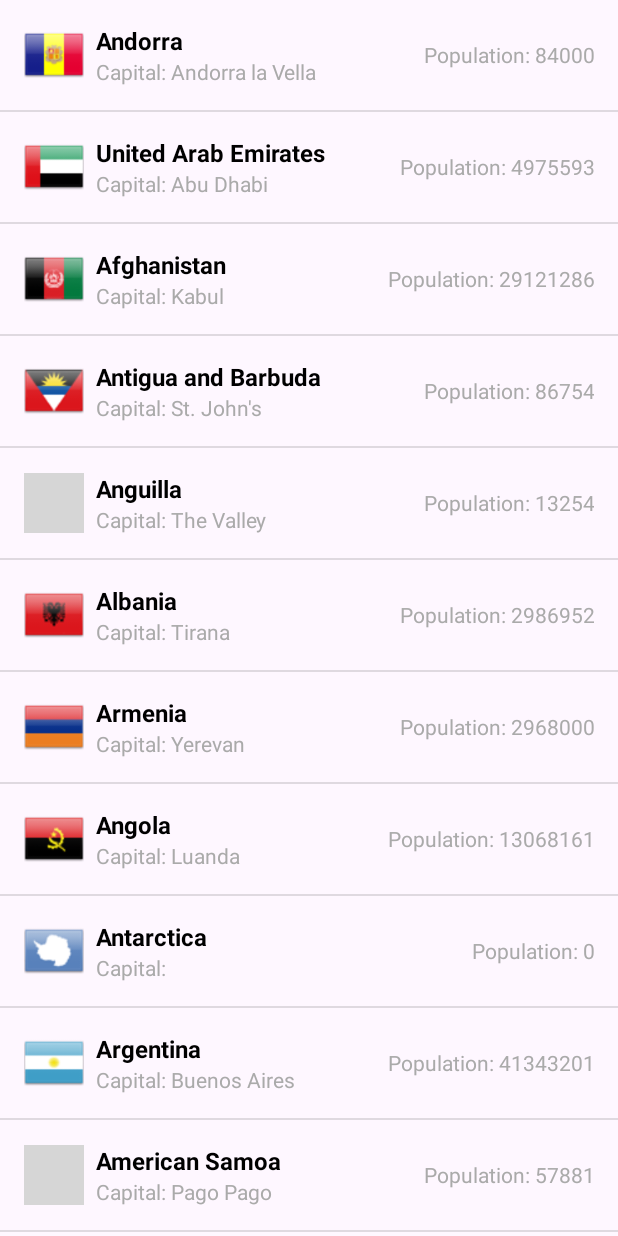
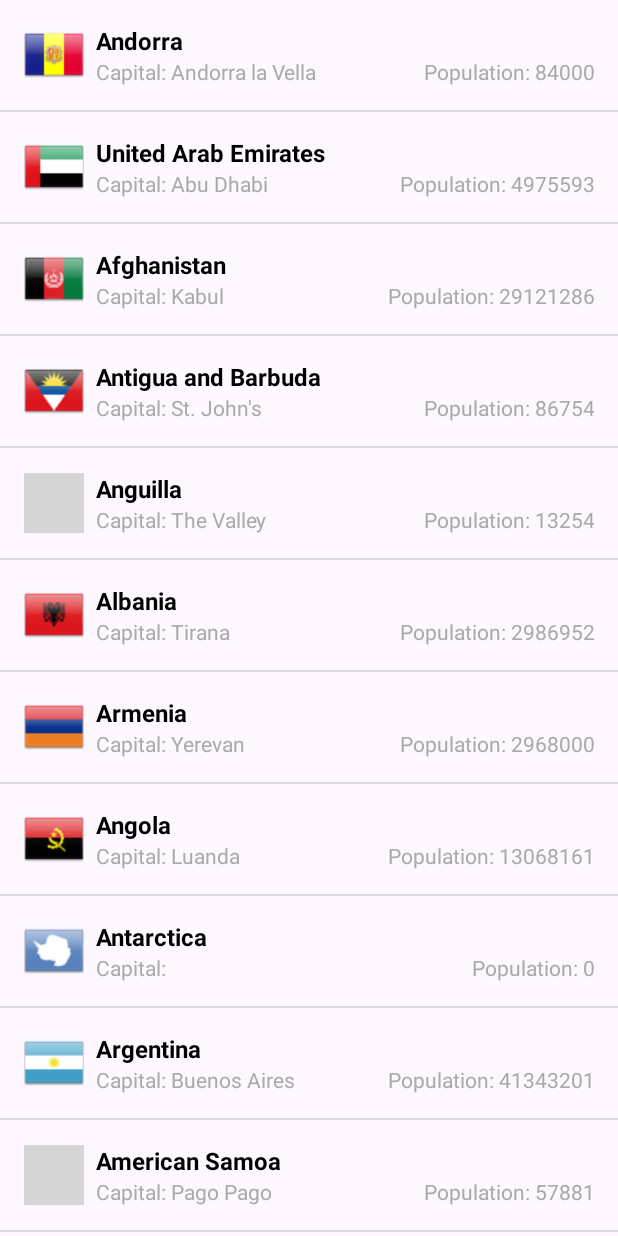
Before and after one commit to DennisEckerskorn/tema04ejercicio01, an Android app: the screen it shows after launch (MainActivity), on a phone screen of 412 x 824 dp. Run offline under Robolectric (Android 15) with nearby library versions, the phone set to English and light mode, and no system bars; grey boxes are pictures that could not be loaded.

Commit message:
Update on layout

```diff
--- a/app/src/main/res/layout/listitem_country.xml
+++ b/app/src/main/res/layout/listitem_country.xml
@@ -40,23 +40,33 @@
                 android:textColor="@android:color/black" />
 
             <!-- Capital -->
+
+            <LinearLayout
+                android:layout_width="match_parent"
+                android:layout_height="match_parent"
+                android:orientation="horizontal">
+
                 <TextView
                     android:id="@+id/tvCapital"
                     android:layout_width="wrap_content"
                     android:layout_height="wrap_content"
                     android:text="Capital: Roseau"
-                android:textSize="14sp"
-                android:textColor="@android:color/darker_gray" />
-        </LinearLayout>
+                    android:textColor="@android:color/darker_gray"
+                    android:textSize="14sp" />
 
-        <!-- TextView para la población alineada a la derecha -->
                 <TextView
                     android:id="@+id/tvPopulation"
                     android:layout_width="wrap_content"
                     android:layout_height="wrap_content"
+                    android:layout_weight="2"
                     android:gravity="end"
                     android:text="Población: 72813"
+                    android:textAlignment="textEnd"
                     android:textColor="@android:color/darker_gray"
                     android:textSize="14sp" />
             </LinearLayout>
         </LinearLayout>
+
+        <!-- TextView para la población alineada a la derecha -->
+    </LinearLayout>
+</LinearLayout>
```
Lines whose indentation alone changed are shown as unchanged.
